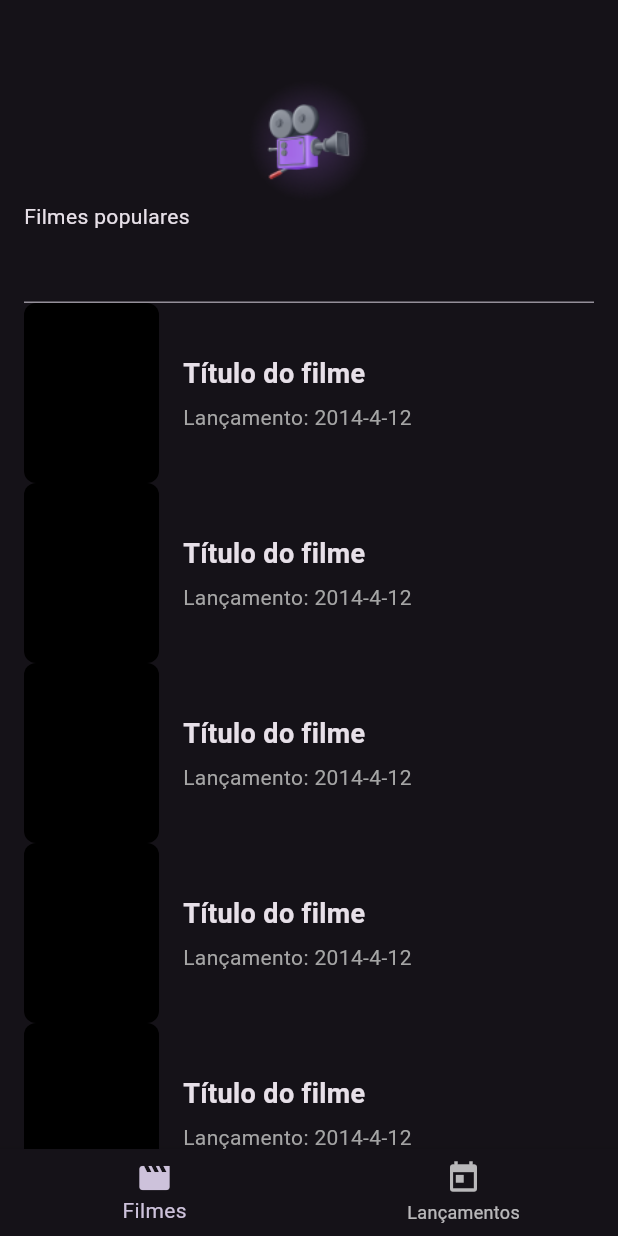
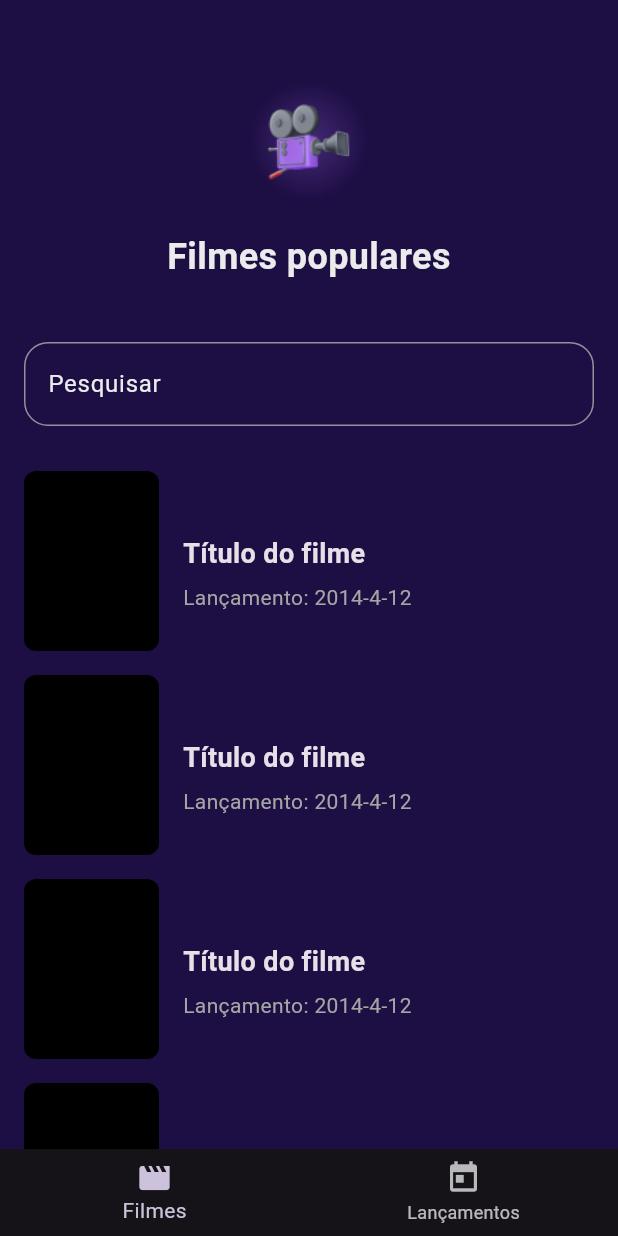
Before and after one commit to leonardo-silva/flutter-cinetopia, a Flutter app: the Dashboard screen opened directly, on a phone screen of 412 x 824 dp. Run offline on Flutter 3.47's test engine with Material 3 defaults, Android fonts, the phone set to English and light mode, and no system bars.

Commit message:
feat: improving screen style (folowing Figma design)

```diff
--- a/lib/ui/components/movie_card.dart
+++ b/lib/ui/components/movie_card.dart
@@ -14,7 +14,7 @@ class MovieCard extends StatelessWidget {
             color: Color(0xFF000000),
             borderRadius: BorderRadius.circular(8),
           ),
-          margin: EdgeInsets.only(right: 16),
+          margin: EdgeInsets.only(right: 16, bottom: 16),
         ),
         Column(
           mainAxisSize: MainAxisSize.min,
--- a/lib/ui/screens/dashboard.dart
+++ b/lib/ui/screens/dashboard.dart
@@ -26,6 +26,7 @@ class _DashboardState extends State<Dashboard> {
         padding: const EdgeInsets.fromLTRB(16, 54, 16, 0),
         child: _screens.elementAt(_currentIndex),
       ),
+      backgroundColor: Color(0xFF1D0E44),
       bottomNavigationBar: BottomNavigationBar(
         currentIndex: _currentIndex,
         onTap: (value) => updateIndex(value),
--- a/lib/ui/screens/search_movies.dart
+++ b/lib/ui/screens/search_movies.dart
@@ -13,8 +13,36 @@ class SearchMovies extends StatelessWidget {
         SliverToBoxAdapter(
           child: Image.asset("assets/movie.png", height: 80, width: 80),
         ),
-        SliverToBoxAdapter(child: Text("Filmes populares")),
-        SliverToBoxAdapter(child: TextField()),
+        SliverToBoxAdapter(
+          child: Padding(
+            padding: const EdgeInsets.only(top: 20, bottom: 40),
+            child: Text(
+              "Filmes populares",
+              style: TextStyle(
+                color: Color(0xFFEBEBEB),
+                fontSize: 24,
+                fontWeight: FontWeight.w600,
+              ),
+              textAlign: TextAlign.center,
+            ),
+          ),
+        ),
+        SliverToBoxAdapter(
+          child: Padding(
+            padding: const EdgeInsets.only(bottom: 30),
+            child: TextField(
+              decoration: InputDecoration(
+                border: OutlineInputBorder(
+                  borderRadius: BorderRadius.all(Radius.circular(16)),
+                ),
+                label: Text(
+                  "Pesquisar",
+                  style: TextStyle(color: Color(0xFFEBEBEB)),
+                ),
+              ),
+            ),
+          ),
+        ),
         SliverList.builder(
           itemBuilder: (context, index) => MovieCard(),
           itemCount: 10,
```
